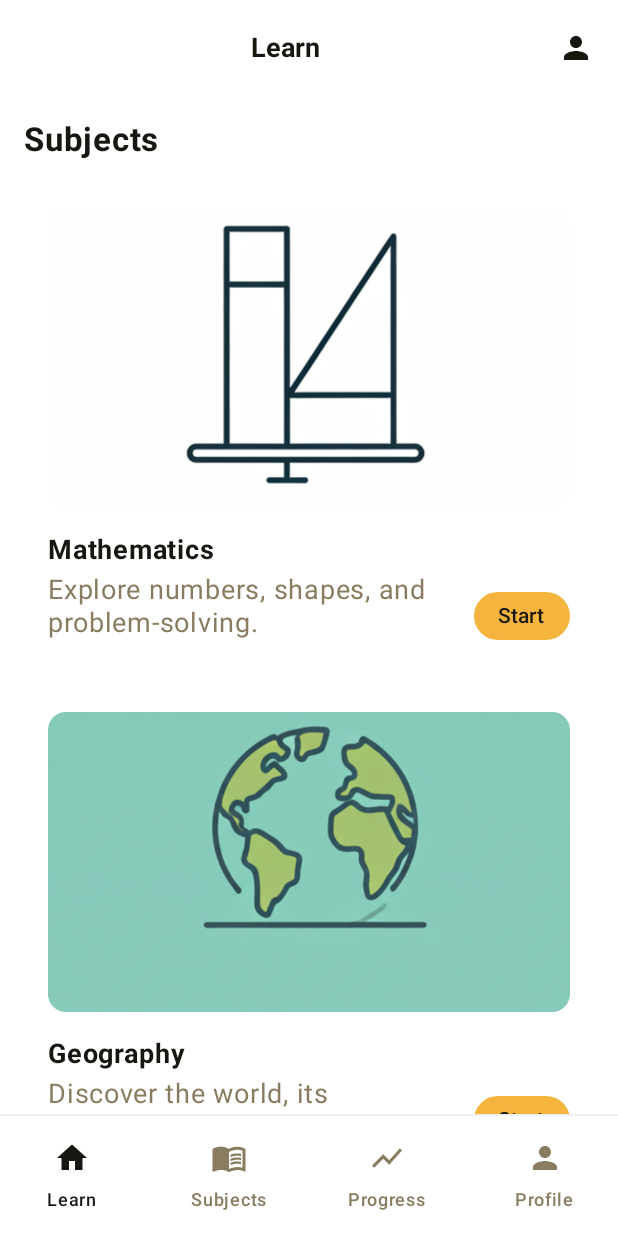
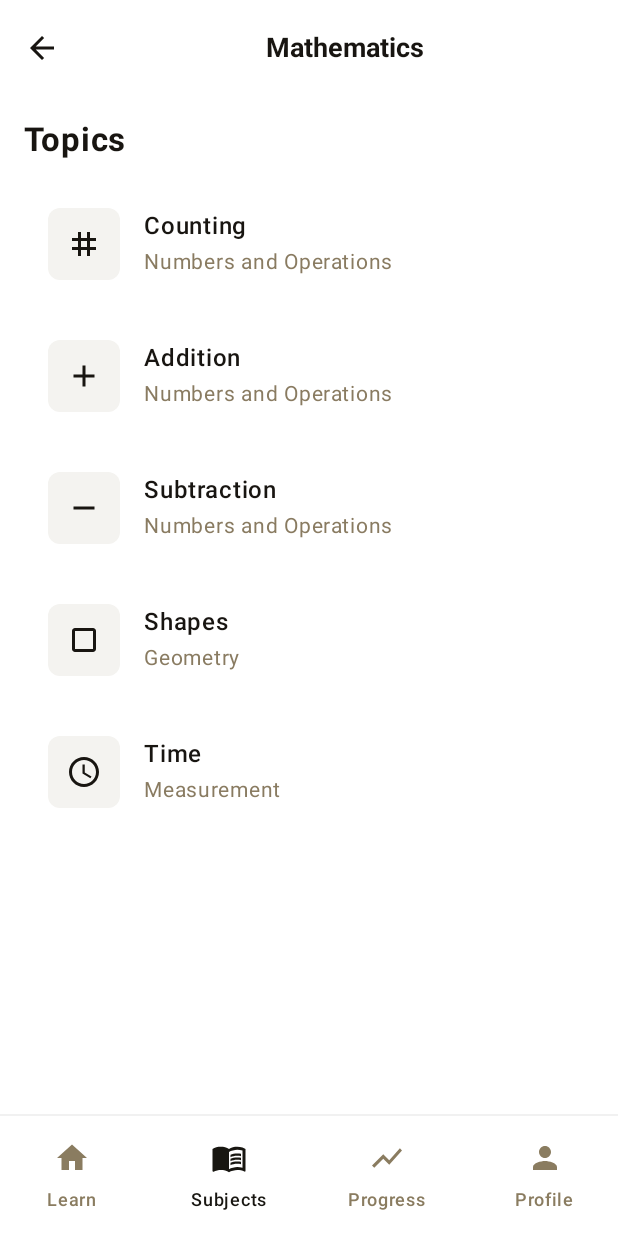
Before and after one commit to cmplx-xyttmt/acu-gemma, an Android app built with Jetpack Compose: the screen it shows after launch (MainActivity), after a tap on "Start", on a phone screen of 412 x 824 dp. Run offline under Robolectric (Android 15) with nearby library versions, the phone set to English and light mode, and no system bars.

Commit message:
add navigation and connect home screen to subject detail page

```diff
--- a/app/build.gradle.kts
+++ b/app/build.gradle.kts
@@ -1,11 +1,12 @@
 plugins {
     id("com.android.application")
     id("org.jetbrains.kotlin.android")
+    id("org.jetbrains.kotlin.plugin.compose")
 }
 
 android {
     namespace = "com.example.acugemma"
-    compileSdk = 34
+    compileSdk = 36
 
     defaultConfig {
         applicationId = "com.example.acugemma"
@@ -60,6 +61,8 @@ dependencies {
     implementation("androidx.compose.ui:ui-tooling-preview")
     implementation("androidx.compose.material3:material3")
     implementation("androidx.compose.material:material-icons-extended:<compose_version>")
+    val nav_version = "2.9.1"
+    implementation("androidx.navigation:navigation-compose:$nav_version")
     testImplementation("junit:junit:4.13.2")
     androidTestImplementation("androidx.test.ext:junit:1.1.5")
     androidTestImplementation("androidx.test.espresso:espresso-core:3.5.1")
--- a/app/src/main/java/com/example/acugemma/MainActivity.kt
+++ b/app/src/main/java/com/example/acugemma/MainActivity.kt
@@ -8,9 +8,13 @@ import androidx.compose.material3.MaterialTheme
 import androidx.compose.material3.Surface
 import androidx.compose.runtime.Composable
 import androidx.compose.ui.Modifier
-import androidx.compose.ui.graphics.Color
 import androidx.compose.ui.tooling.preview.Preview
-import com.example.acugemma.ui.screens.Home
+import androidx.navigation.compose.NavHost
+import androidx.navigation.compose.composable
+import androidx.navigation.compose.rememberNavController
+import com.example.acugemma.navigation.Screen
+import com.example.acugemma.ui.screens.HomeScreen
+import com.example.acugemma.ui.screens.SubjectDetailScreen
 import com.example.acugemma.ui.theme.AcuGemmaTheme
 
 class MainActivity : ComponentActivity() {
@@ -23,9 +27,39 @@ class MainActivity : ComponentActivity() {
                     modifier = Modifier.fillMaxSize(),
                     color = MaterialTheme.colorScheme.background
                 ) {
-                    Home()
+                    AcuGemma()
                 }
             }
+        }
+    }
+}
+
+@Composable
+fun AcuGemma() {
+    val navController = rememberNavController()
+
+    NavHost(navController = navController, startDestination = Screen.Home.route) {
+        composable(Screen.Home.route) {
+            HomeScreen(
+                onSubjectClick = { subject ->
+                    navController.navigate(Screen.SubjectDetail.createRoute(subject.name))
+                }
+            )
+        }
+
+        composable(Screen.SubjectDetail.route) { backStackEntry ->
+            val subjectName = backStackEntry.arguments?.getString("subjectName") ?: ""
+            SubjectDetailScreen(
+                subjectName = subjectName,
+                onBackClick = {
+                    navController.popBackStack()
+                },
+                onTopicClick = {topic ->
+                    // TODO: Navigate to topic detail or lesson
+                    // navController.navigate(Screen.TopicDetail.createRoute(topic.id))
+                }
+            )
+
         }
     }
 }
@@ -34,6 +68,6 @@ class MainActivity : ComponentActivity() {
 @Composable
 fun HomePreview() {
     AcuGemmaTheme {
-        Home()
+        AcuGemma()
     }
 }
--- a/app/src/main/java/com/example/acugemma/ui/screens/HomeScreen.kt
+++ b/app/src/main/java/com/example/acugemma/ui/screens/HomeScreen.kt
@@ -47,15 +47,19 @@ import androidx.compose.ui.text.style.TextOverflow
 import androidx.compose.ui.unit.dp
 import androidx.compose.ui.unit.sp
 import com.example.acugemma.ui.components.BottomNavigationBar
-import com.example.acugemma.R
+import com.example.acugemma.data.LearningRepository
+import com.example.acugemma.data.Subject
 import com.example.acugemma.ui.theme.WHITE_BACKGROUND_COLOR
 
 @OptIn(ExperimentalMaterial3Api::class)
 @Composable
-fun Home() {
+fun HomeScreen(
+    onSubjectClick: (Subject) -> Unit
+) {
     var selectedTab by remember {
         mutableIntStateOf(0)
     }
+    val subjects = LearningRepository.getSubjects()
 
     Scaffold(
         topBar = {
@@ -100,7 +104,10 @@ fun Home() {
             verticalArrangement = Arrangement.spacedBy(16.dp)
         ) {
             item {
-                SubjectsSection()
+                SubjectsSection(
+                    subjects = subjects,
+                    onSubjectClick = onSubjectClick
+                )
             }
             item {
                 ContinueLearningSection()
@@ -112,7 +119,10 @@ fun Home() {
 
 
 @Composable
-fun SubjectsSection() {
+fun SubjectsSection(
+    subjects: List<Subject>,
+    onSubjectClick: (Subject) -> Unit
+) {
     Column {
         Text(
             text = "Subjects",
@@ -122,17 +132,16 @@ fun SubjectsSection() {
             modifier = Modifier.padding(bottom = 16.dp)
         )
 
-        SubjectCard(
-            title = "Mathematics",
-            description = "Explore numbers, shapes, and problem-solving.",
-            drawableResId = R.drawable.math_image
-        )
+        subjects.forEach { subject ->
+            SubjectCard(
+                title = subject.name,
+                description = subject.description,
+                drawableResId = subject.imageDrawableInt,
+                onStartClick = { onSubjectClick(subject) }
+            )
 
-        Spacer(modifier = Modifier.height(16.dp))
-
-        SubjectCard(title = "Geography",
-            description = "Discover the world, its landscpaes, and cultures.",
-            drawableResId = R.drawable.geography_image)
+            Spacer(modifier = Modifier.height(16.dp))
+        }
     }
 }
 
@@ -140,7 +149,8 @@ fun SubjectsSection() {
 fun SubjectCard(
     title: String,
     description: String,
-    drawableResId: Int
+    drawableResId: Int,
+    onStartClick: () -> Unit
 ) {
     Card(
         modifier = Modifier
@@ -189,7 +199,7 @@ fun SubjectCard(
                 }
 
                 Button(
-                    onClick = { /*TODO*/ },
+                    onClick = onStartClick,
                     colors = ButtonDefaults.buttonColors(
                         containerColor = Color(0xFFf4b43d),
                         contentColor = Color(0xFF181611)
--- a/build.gradle.kts
+++ b/build.gradle.kts
@@ -1,5 +1,6 @@
 // Top-level build file where you can add configuration options common to all sub-projects/modules.
 plugins {
-    id("com.android.application") version "8.2.2" apply false
-    id("org.jetbrains.kotlin.android") version "1.9.0" apply false
+    id("com.android.application") version "8.11.0" apply false
+    id("org.jetbrains.kotlin.android") version "2.2.0" apply false
+    id("org.jetbrains.kotlin.plugin.compose") version "2.2.0" apply false
 }
```
Also changed, not shown: gradle/wrapper/gradle-wrapper.properties.
